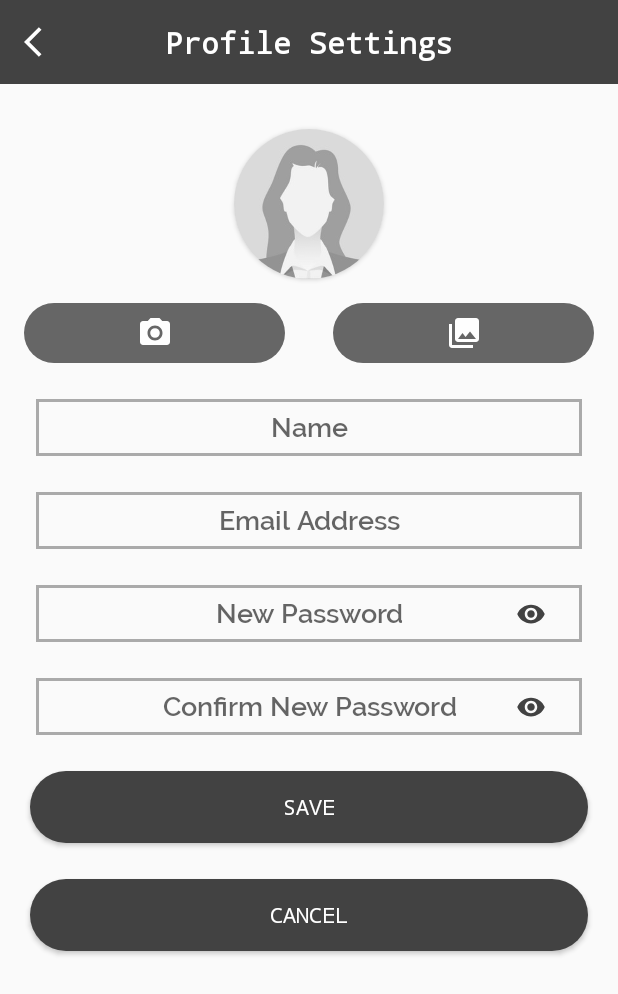
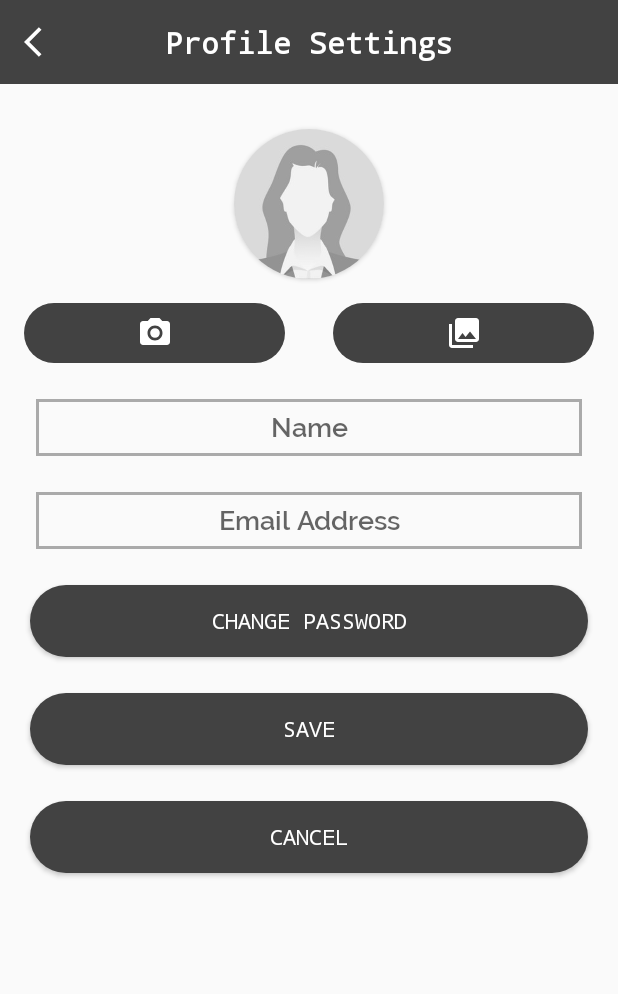
Before and after one commit to Eihca/GroceryListApp, an Android app: the ProfileSettings screen opened directly, with no data from a screen before it, after a tap on an icon or button, on a phone screen of 412 x 824 dp. Shown: the top 994 px of the screen. Run offline under Robolectric (Android 15) with nearby library versions, the phone set to English and light mode, and no system bars; 1 other tap on this screen came first.

Commit message:
added change password button finish profset when saved - to update picture solved bug when an item is removed
Problem: when a new item is added after deleting an item, new item is checked and when the checkbox is toggled it affects the item in th adtnlistrv

```diff
--- a/app/src/main/AndroidManifest.xml
+++ b/app/src/main/AndroidManifest.xml
@@ -9,9 +9,9 @@
 
     <application
         android:allowBackup="true"
-        android:icon="@drawable/ic_to_do_list"
+        android:icon="@drawable/ic_list"
         android:label="@string/app_name"
-        android:roundIcon="@drawable/ic_to_do_list"
+        android:roundIcon="@drawable/ic_list"
         android:supportsRtl="true"
         android:theme="@style/AppTheme"
         android:windowSoftInputMode="adjustPan">
--- a/app/src/main/java/ph/appdev/grocerylistapp/LogInActivity.java
+++ b/app/src/main/java/ph/appdev/grocerylistapp/LogInActivity.java
@@ -32,6 +32,7 @@ public class LogInActivity extends AppCompatActivity {
         if(SavedSharedPreference.getLoggedStatus(getApplicationContext())) {
             Intent intent = new Intent(getApplicationContext(), MainActivity.class);
             startActivity(intent);
+            finish();
         } else {
             cllogin.setVisibility(View.VISIBLE);
         }
--- a/app/src/main/res/drawable-v24/ic_launcher_foreground.xml
+++ b/app/src/main/res/drawable-v24/ic_launcher_foreground.xml
@@ -4,7 +4,8 @@
     android:height="108dp"
     android:viewportWidth="108"
     android:viewportHeight="108">
-    <path android:pathData="M31,63.928c0,0 6.4,-11 12.1,-13.1c7.2,-2.6 26,-1.4 26,-1.4l38.1,38.1L107,108.928l-32,-1L31,63.928z">
+    <path
+        android:pathData="M31,63.928c0,0 6.4,-11 12.1,-13.1c7.2,-2.6 26,-1.4 26,-1.4l38.1,38.1L107,108.928l-32,-1L31,63.928z">
         <aapt:attr name="android:fillColor">
             <gradient
                 android:endX="85.84757"
--- a/app/src/main/res/layout/activity_checklist.xml
+++ b/app/src/main/res/layout/activity_checklist.xml
@@ -86,7 +86,8 @@
                 android:layout_width="0dp"
                 android:layout_height="wrap_content"
                 android:text="Time Date"
-                android:textColor="@android:color/black"
+                android:fontFamily="@font/raleway_semibold"
+                android:textColor="@color/lessgray"
                 app:layout_constraintStart_toStartOf="@id/list_title"
                 app:layout_constraintEnd_toEndOf="@id/list_title"
                 app:layout_constraintTop_toBottomOf="@+id/list_title"
--- a/app/src/main/res/layout/activity_profilesettings.xml
+++ b/app/src/main/res/layout/activity_profilesettings.xml
@@ -71,7 +71,6 @@
         android:outlineProvider="none"
         android:padding="@dimen/margin_padding_size_small"
         android:background="@drawable/black_loginbtn"
-        android:alpha=".8"
         android:layout_margin="@dimen/margin_padding_size_medium"
         android:onClick="takePicture">
 
@@ -109,7 +108,6 @@
         android:outlineProvider="none"
         android:layout_margin="@dimen/margin_padding_size_medium"
         android:background="@drawable/black_loginbtn"
-        android:alpha=".8"
         android:onClick="openGallery">
 
         <ImageView
@@ -155,6 +153,23 @@
         android:gravity="center"
         android:padding="@dimen/margin_padding_size_small" />
 
+    <Button
+        android:id="@+id/change_password"
+        android:layout_width="match_parent"
+        android:layout_height="wrap_content"
+        android:text="CHANGE PASSWORD"
+        android:fontFamily="monospace"
+        android:textColor="@android:color/white"
+        android:background="@drawable/black_loginbtn"
+        android:layout_marginStart="20dp"
+        android:layout_marginTop="@dimen/margin_padding_size_large"
+        android:layout_marginEnd="20dp"
+        android:onClick="changePassword"
+        app:layout_constraintStart_toStartOf="parent"
+        app:layout_constraintEnd_toEndOf="parent"
+        app:layout_constraintTop_toBottomOf="@id/user_email"
+        />
+
     <EditText
         android:id="@+id/user_password"
         android:layout_width="match_parent"
@@ -162,7 +177,7 @@
         app:layout_constraintStart_toStartOf="parent"
         app:layout_constraintEnd_toEndOf="parent"
         android:background="@drawable/border"
-        app:layout_constraintTop_toBottomOf="@+id/user_email"
+        app:layout_constraintTop_toBottomOf="@+id/change_password"
         android:layout_margin="@dimen/margin_padding_size_large"
         android:hint="New Password"
         android:fontFamily="@font/raleway_semibold"
--- a/app/src/main/res/mipmap-anydpi-v26/ic_launcher.xml
+++ b/app/src/main/res/mipmap-anydpi-v26/ic_launcher.xml
@@ -1,5 +1,5 @@
 <?xml version="1.0" encoding="utf-8"?>
 <adaptive-icon xmlns:android="http://schemas.android.com/apk/res/android">
     <background android:drawable="@drawable/ic_launcher_background" />
-    <foreground android:drawable="@drawable/ic_launcher_foreground" />
+    <foreground android:drawable="@drawable/ic_list" />
 </adaptive-icon>
--- a/app/src/main/res/mipmap-anydpi-v26/ic_launcher_round.xml
+++ b/app/src/main/res/mipmap-anydpi-v26/ic_launcher_round.xml
@@ -1,5 +1,6 @@
 <?xml version="1.0" encoding="utf-8"?>
 <adaptive-icon xmlns:android="http://schemas.android.com/apk/res/android">
     <background android:drawable="@drawable/ic_launcher_background" />
-    <foreground android:drawable="@drawable/ic_launcher_foreground" />
+    <foreground android:drawable="@drawable/ic_list"
+        android:gravity="center"/>
 </adaptive-icon>
```
Also changed, not shown: app/src/main/java/ph/appdev/grocerylistapp/CheckListActivity.java (+5 -3 lines), app/src/main/java/ph/appdev/grocerylistapp/ProfileSettings.java (+20 -63 lines), app/src/main/res/drawable/ic_list.xml (renamed from app/src/main/res/drawable/ic_to_do_list.xml, +6 -2 lines), app/src/main/res/drawable/launcher_logo.xml (added, +7 -0 lines), 2 other files.
